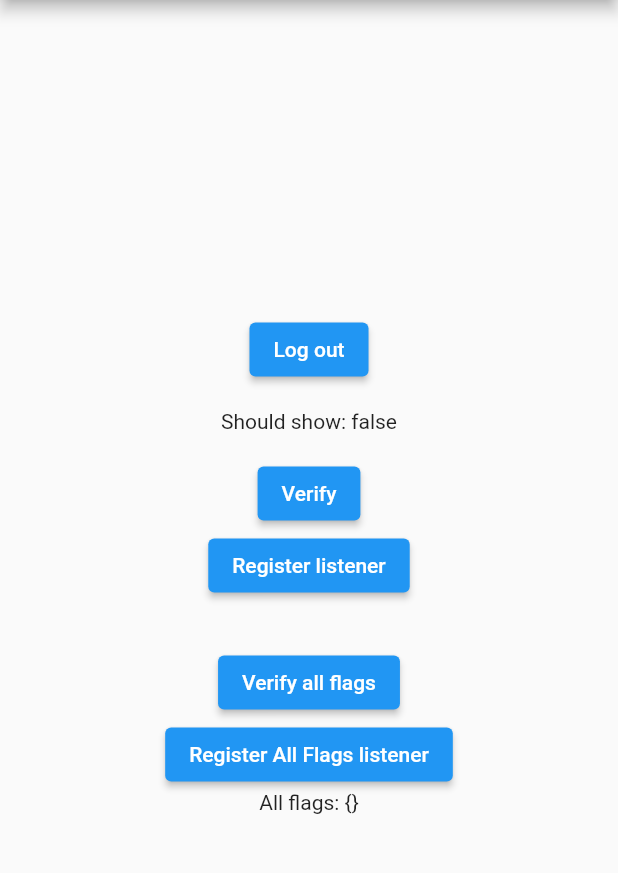
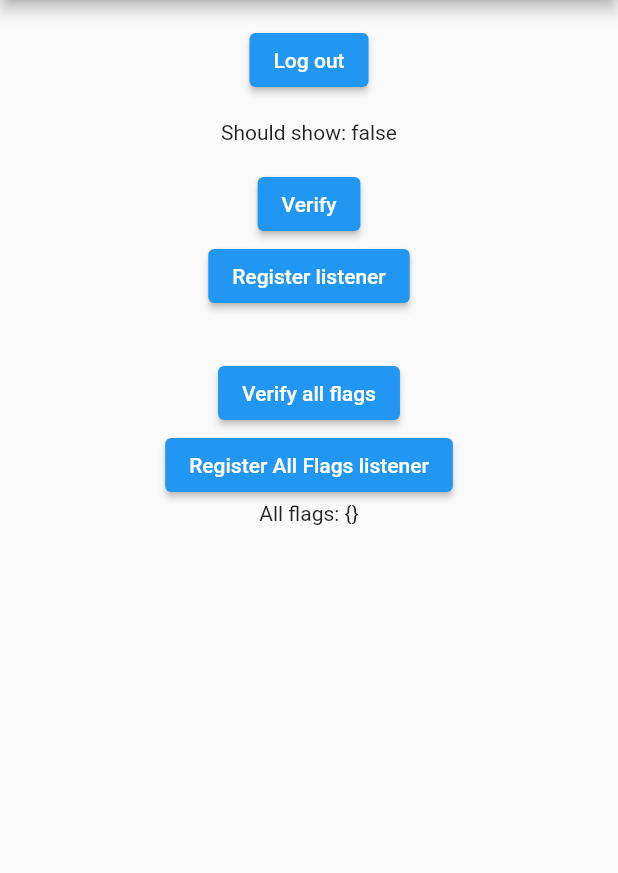
Before and after one commit to andre-paraense/launchdarkly_flutter, a Flutter app: the screen it shows after launch, on a phone screen of 412 x 824 dp, the part 84-957 px from its top. Run offline on Flutter 3.47's test engine with Material 2 defaults, Android fonts, the phone set to English and light mode, and no system bars.

```diff
--- a/example/lib/main.dart
+++ b/example/lib/main.dart
@@ -58,7 +58,9 @@ class _MyAppState extends State<MyApp> {
         appBar: AppBar(
           title: const Text('LaunchDarkly Plugin'),
         ),
-        body: Center(
+        body: SingleChildScrollView(
+          padding: EdgeInsets.all(16.0,),
+          child: Center(
             child: Column(
               mainAxisAlignment: MainAxisAlignment.center,
               children: <Widget>[
@@ -152,6 +154,7 @@ class _MyAppState extends State<MyApp> {
             ),
           ),
         ),
+      ),
     );
   }
 
--- a/pubspec.yaml
+++ b/pubspec.yaml
@@ -6,7 +6,7 @@ issue_tracker: https://github.com/andre-paraense/launchdarkly_flutter/issues
 
 environment:
   sdk: '>=2.12.0 <3.0.0'
-  flutter: ">=1.12.0 <2.0.0"
+  flutter: ">=1.20.0"
 
 dependencies:
   flutter:
```
Also changed, not shown: 6 other files. Lines whose indentation alone changed are shown as unchanged.
